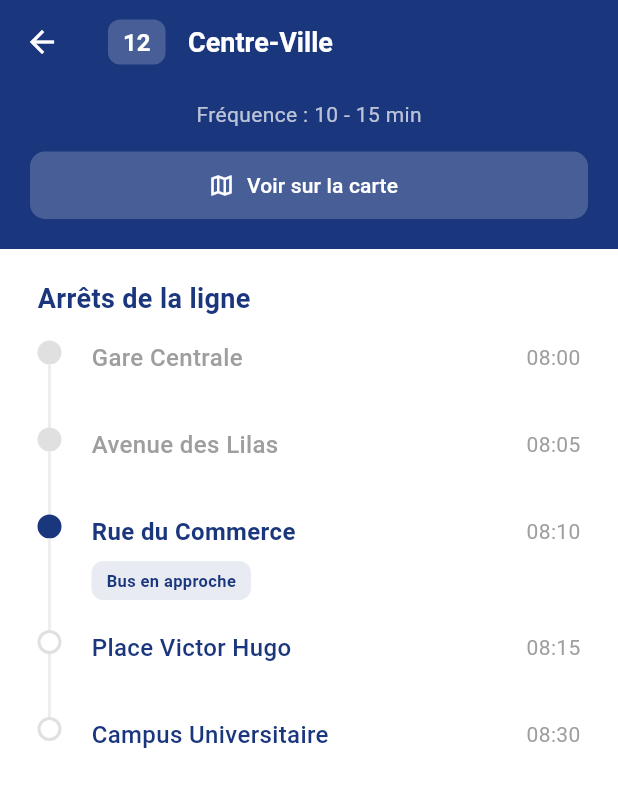
After one commit to ikraammel/eBus_frontend, a Flutter app: the LinesPage screen opened directly, after a tap on "12", on a phone screen of 412 x 824 dp. The commit adds this screen. Shown: the top 787 px of the screen. Run offline on Flutter 3.47's test engine with Material 3 defaults, Android fonts, the phone set to English and light mode, and no system bars; our stand-ins replace flutter_map, latlong2, lottie.

Commit message:
Finalisation UI : Accueil, Lignes, Tickets et Objets perdus (Complet)

```diff
--- /dev/null
+++ b/eBus_front/lib/views/pages/line_details_page.dart
@@ -0,0 +1,215 @@
+import 'package:flutter/material.dart';
+
+class LineDetailsPage extends StatelessWidget {
+  final String lineName;
+  final String lineNumber;
+  final Color themeColor;
+  final List<Map<String, String>> stops; // Liste des arrêts reçue dynamiquement
+
+  const LineDetailsPage({
+    super.key,
+    required this.lineName,
+    required this.lineNumber,
+    required this.themeColor,
+    required this.stops,
+  });
+
+  @override
+  Widget build(BuildContext context) {
+    return Scaffold(
+      backgroundColor: Colors.white,
+      appBar: AppBar(
+        backgroundColor: themeColor,
+        elevation: 0,
+        iconTheme: const IconThemeData(color: Colors.white),
+        title: Row(
+          children: [
+            // Petit badge avec le numéro de la ligne
+            Container(
+              padding: const EdgeInsets.symmetric(horizontal: 10, vertical: 5),
+              decoration: BoxDecoration(
+                color: Colors.white.withOpacity(0.2),
+                borderRadius: BorderRadius.circular(8),
+              ),
+              child: Text(
+                lineNumber,
+                style: const TextStyle(color: Colors.white, fontSize: 16, fontWeight: FontWeight.bold),
+              ),
+            ),
+            const SizedBox(width: 15),
+            // Nom de la destination
+            Expanded(
+              child: Text(
+                lineName,
+                style: const TextStyle(color: Colors.white, fontWeight: FontWeight.bold, fontSize: 18),
+                overflow: TextOverflow.ellipsis,
+              ),
+            ),
+          ],
+        ),
+      ),
+      body: Column(
+        children: [
+          // Section Header sous l'AppBar avec le bouton Carte
+          Container(
+            width: double.infinity,
+            color: themeColor,
+            padding: const EdgeInsets.only(left: 20, right: 20, bottom: 20, top: 10),
+            child: Column(
+              children: [
+                const Text(
+                  "Fréquence : 10 - 15 min",
+                  style: TextStyle(color: Colors.white70, fontSize: 14),
+                ),
+                const SizedBox(height: 15),
+                SizedBox(
+                  width: double.infinity,
+                  height: 45,
+                  child: ElevatedButton.icon(
+                    onPressed: () {
+                      // Action pour ouvrir la carte ici
+                    },
+                    icon: const Icon(Icons.map_outlined),
+                    label: const Text("Voir sur la carte"),
+                    style: ElevatedButton.styleFrom(
+                      backgroundColor: Colors.white.withOpacity(0.2),
+                      foregroundColor: Colors.white,
+                      elevation: 0,
+                      shape: RoundedRectangleBorder(borderRadius: BorderRadius.circular(10)),
+                    ),
+                  ),
+                ),
+              ],
+            ),
+          ),
+
+          const SizedBox(height: 20),
+
+          // Titre de la section
+          const Padding(
+            padding: EdgeInsets.symmetric(horizontal: 25),
+            child: Align(
+              alignment: Alignment.centerLeft,
+              child: Text(
+                "Arrêts de la ligne",
+                style: TextStyle(
+                  fontSize: 18,
+                  fontWeight: FontWeight.bold,
+                  color: Color(0xFF1A367C),
+                ),
+              ),
+            ),
+          ),
+
+          const SizedBox(height: 15),
+
+          // Liste des arrêts (Timeline)
+          Expanded(
+            child: ListView.builder(
+              padding: const EdgeInsets.symmetric(horizontal: 25),
+              itemCount: stops.length,
+              itemBuilder: (context, index) {
+                // On simule l'état : les arrêts avant l'index 2 sont "passés"
+                return _buildStopItem(
+                  name: stops[index]['name'] ?? "Arrêt inconnu",
+                  time: stops[index]['time'] ?? "--:--",
+                  isPassed: index < 2,
+                  isCurrent: index == 2,
+                  isLast: index == stops.length - 1,
+                  themeColor: themeColor,
+                );
+              },
+            ),
+          ),
+        ],
+      ),
+    );
+  }
+
+  // Widget pour un élément de la timeline
+  Widget _buildStopItem({
+    required String name,
+    required String time,
+    bool isPassed = false,
+    bool isCurrent = false,
+    bool isLast = false,
+    required Color themeColor,
+  }) {
+    // Logique de couleur
+    Color dotColor = isCurrent ? themeColor : (isPassed ? Colors.grey[300]! : Colors.white);
+    Color textColor = isCurrent ? themeColor : (isPassed ? Colors.grey : const Color(0xFF1A367C));
+
+    return IntrinsicHeight(
+      child: Row(
+        children: [
+          // Partie gauche : La ligne et le point
+          Column(
+            children: [
+              Container(
+                width: 16,
+                height: 16,
+                decoration: BoxDecoration(
+                  color: dotColor,
+                  shape: BoxShape.circle,
+                  border: Border.all(
+                    color: isCurrent ? themeColor : Colors.grey[300]!,
+                    width: 2,
+                  ),
+                ),
+              ),
+              // Ligne verticale (ne pas afficher si c'est le dernier arrêt)
+              if (!isLast)
+                Expanded(
+                  child: Container(
+                    width: 2,
+                    color: Colors.grey[200],
+                  ),
+                ),
+            ],
+          ),
+          const SizedBox(width: 20),
+          // Partie droite : Informations
+          Expanded(
+            child: Column(
+              crossAxisAlignment: CrossAxisAlignment.start,
+              children: [
+                Row(
+                  mainAxisAlignment: MainAxisAlignment.spaceBetween,
+                  children: [
+                    Text(
+                      name,
+                      style: TextStyle(
+                        color: textColor,
+                        fontWeight: isCurrent ? FontWeight.bold : FontWeight.w500,
+                        fontSize: 16,
+                      ),
+                    ),
+                    Text(
+                      time,
+                      style: TextStyle(color: Colors.grey[500], fontSize: 14),
+                    ),
+                  ],
+                ),
+                if (isCurrent)
+                  Container(
+                    margin: const EdgeInsets.only(top: 8, bottom: 20),
+                    padding: const EdgeInsets.symmetric(horizontal: 10, vertical: 5),
+                    decoration: BoxDecoration(
+                      color: themeColor.withOpacity(0.1),
+                      borderRadius: BorderRadius.circular(8),
+                    ),
+                    child: Text(
+                      "Bus en approche",
+                      style: TextStyle(color: themeColor, fontSize: 11, fontWeight: FontWeight.bold),
+                    ),
+                  )
+                else
+                  const SizedBox(height: 35), // Espace constant entre les arrêts
+              ],
+            ),
+          ),
+        ],
+      ),
+    );
+  }
+}
--- /dev/null
+++ b/eBus_front/lib/views/pages/lines_page.dart
@@ -0,0 +1,119 @@
+import 'package:flutter/material.dart';
+import 'line_details_page.dart';
+
+class LinesPage extends StatelessWidget {
+  const LinesPage({super.key});
+
+  // Données pour la démonstration
+  final List<Map<String, String>> stopsLine12 = const [
+    {"name": "Gare Centrale", "time": "08:00"},
+    {"name": "Avenue des Lilas", "time": "08:05"},
+    {"name": "Rue du Commerce", "time": "08:10"},
+    {"name": "Place Victor Hugo", "time": "08:15"},
+    {"name": "Campus Universitaire", "time": "08:30"},
+  ];
+
+  @override
+  Widget build(BuildContext context) {
+    return Scaffold(
+      backgroundColor: const Color(0xFFF8F9FB),
+      appBar: AppBar(
+        backgroundColor: const Color(0xFF1A367C),
+        elevation: 0,
+        iconTheme: const IconThemeData(color: Colors.white),
+        title: const Text("Lignes de bus",
+            style: TextStyle(color: Colors.white, fontWeight: FontWeight.bold)),
+      ),
+      body: Column(
+        children: [
+          _buildSearchBar(),
+          Expanded(
+            child: ListView(
+              padding: const EdgeInsets.all(20),
+              children: [
+                _buildLineCard(context, "12", "Centre-Ville", "Gare Centrale", "Campus", "10 min", const Color(0xFF1A367C)),
+                _buildLineCard(context, "5", "Quartier Ouest", "Place Rép.", "Zone Ind.", "15 min", const Color(0xFF8DC63F)),
+                _buildLineCard(context, "8", "Ligne Express", "Aéroport", "Centre Com.", "20 min", const Color(0xFF1A367C)),
+              ],
+            ),
+          ),
+        ],
+      ),
+    );
+  }
+
+  Widget _buildSearchBar() {
+    return Container(
+      color: const Color(0xFF1A367C),
+      padding: const EdgeInsets.symmetric(horizontal: 20, vertical: 15),
+      child: TextField(
+        style: const TextStyle(color: Colors.white),
+        decoration: InputDecoration(
+          hintText: "Rechercher une ligne...",
+          hintStyle: const TextStyle(color: Colors.white54),
+          prefixIcon: const Icon(Icons.search, color: Colors.white54),
+          filled: true,
+          fillColor: Colors.white.withOpacity(0.15),
+          border: OutlineInputBorder(borderRadius: BorderRadius.circular(10), borderSide: BorderSide.none),
+        ),
+      ),
+    );
+  }
+
+  Widget _buildLineCard(BuildContext context, String number, String name, String start, String end, String freq, Color color) {
+    return Container(
+      margin: const EdgeInsets.only(bottom: 15),
+      decoration: BoxDecoration(
+        color: Colors.white,
+        borderRadius: BorderRadius.circular(15),
+        boxShadow: [BoxShadow(color: Colors.black.withOpacity(0.05), blurRadius: 10, offset: const Offset(0, 4))],
+      ),
+      child: GestureDetector(
+        behavior: HitTestBehavior.opaque, // FORCE la détection du clic sur toute la carte
+        onTap: () {
+          debugPrint("Clic sur la ligne $number");
+          Navigator.push(
+            context,
+            MaterialPageRoute(
+              builder: (context) => LineDetailsPage(
+                lineName: name,
+                lineNumber: number,
+                themeColor: color,
+                stops: stopsLine12,
+              ),
+            ),
+          );
+        },
+        child: IntrinsicHeight(
+          child: Row(
+            children: [
+              Container(
+                width: 60,
+                decoration: BoxDecoration(
+                  color: color,
+                  borderRadius: const BorderRadius.only(topLeft: Radius.circular(15), bottomLeft: Radius.circular(15)),
+                ),
+                child: Center(child: Text(number, style: const TextStyle(color: Colors.white, fontWeight: FontWeight.bold, fontSize: 20))),
+              ),
+              Expanded(
+                child: Padding(
+                  padding: const EdgeInsets.all(15),
+                  child: Column(
+                    crossAxisAlignment: CrossAxisAlignment.start,
+                    children: [
+                      Text(name, style: const TextStyle(fontSize: 16, fontWeight: FontWeight.bold, color: Color(0xFF1A367C))),
+                      const SizedBox(height: 5),
+                      Text("$start → $end", style: TextStyle(color: Colors.grey[600], fontSize: 13)),
+                    ],
+                  ),
+                ),
+              ),
+              const Icon(Icons.chevron_right, color: Colors.grey),
+              const SizedBox(width: 10),
+            ],
+          ),
+        ),
+      ),
+    );
+  }
+}
```
Also changed, not shown: eBus_front/lib/views/pages/declare_lost_object_page.dart (added, +151 -0 lines), eBus_front/lib/views/pages/home_page.dart (+39 -10 lines), eBus_front/lib/views/pages/lost_objects_page.dart (added, +39 -0 lines), eBus_front/lib/views/pages/ticket_page.dart (added, +147 -0 lines).
